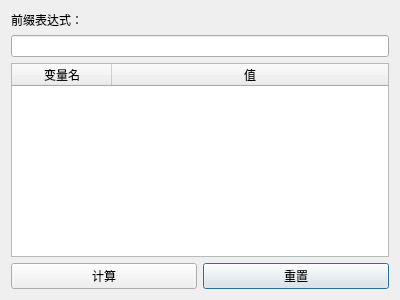
This is calculatedialog.ui in OrisGo/PrefixExpression as Qt 5 draws it before an edit. The edited form follows.
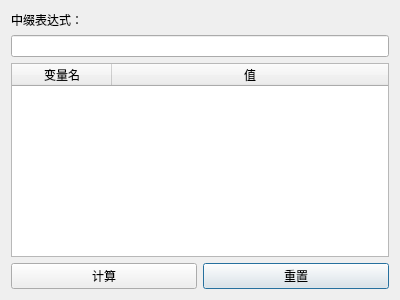
This is the edited form.

Commit message: change the lable of function 'evaluate' to 'calculate'

```diff
--- a/calculatedialog.ui
+++ b/calculatedialog.ui
@@ -17,7 +17,7 @@
    <item>
     <widget class="QLabel" name="label">
      <property name="text">
-      <string>前缀表达式：</string>
+      <string>中缀表达式：</string>
      </property>
     </widget>
    </item>
```
The commit also changes 2 other files.
